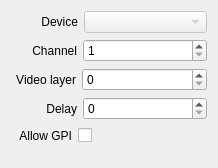
CasparCG/client, file src/Widgets/Inspector/InspectorOutputWidget.ui: the form before one commit.
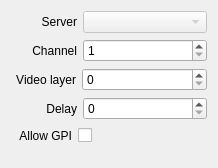
The form after the commit.

Commit message: Device -> Server

Patch:
```diff
--- a/src/Widgets/Inspector/InspectorOutputWidget.ui
+++ b/src/Widgets/Inspector/InspectorOutputWidget.ui
@@ -38,7 +38,7 @@
      <item>
       <widget class="QLabel" name="labelDeviceName">
        <property name="text">
-        <string>Device</string>
+        <string>Server</string>
        </property>
        <property name="alignment">
         <set>Qt::AlignRight|Qt::AlignTrailing|Qt::AlignVCenter</set>
```
